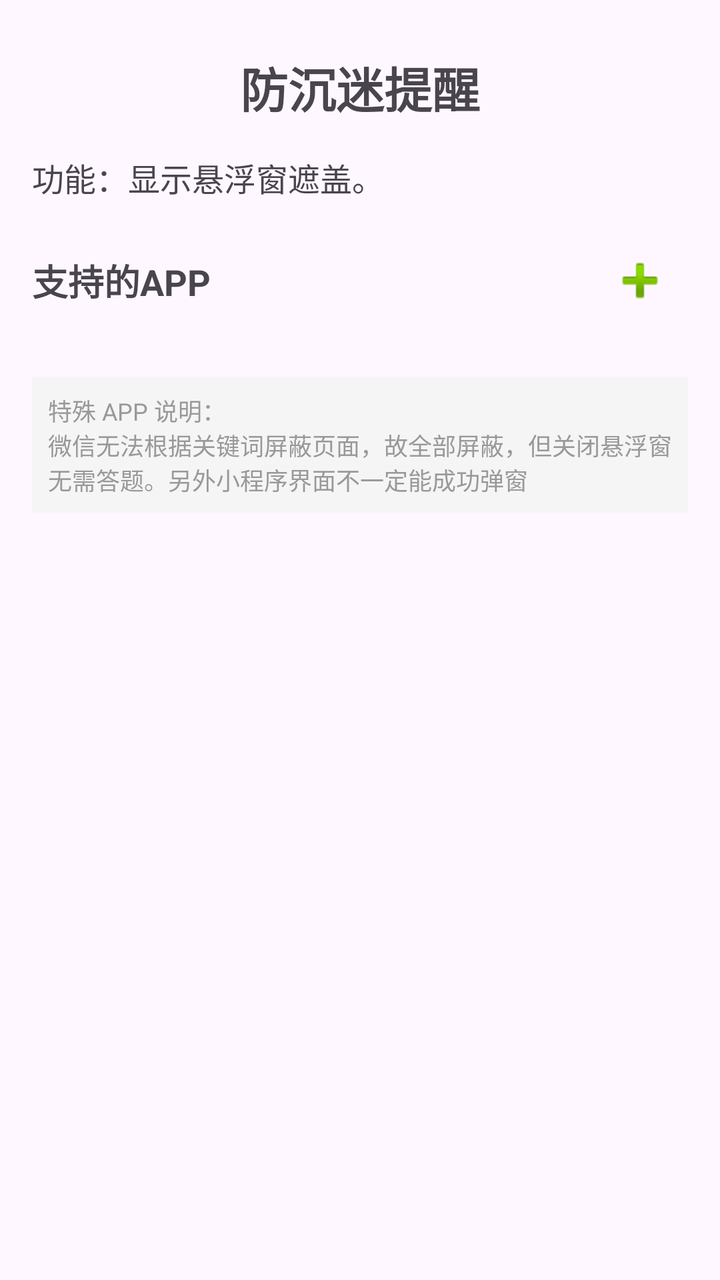
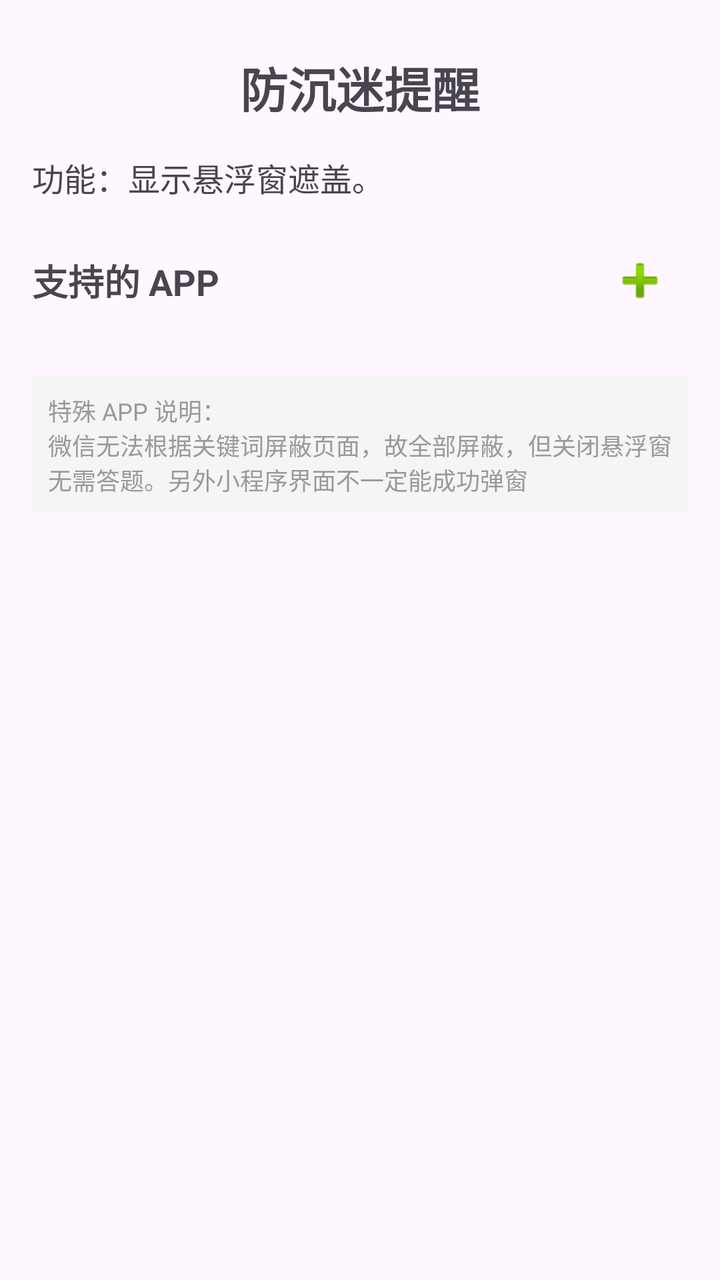

Before-and-after screenshots of an Android layout around one commit, followed by the original layout XML and the change that was made.
<!-- AndroidManifest.xml: application theme Theme.Basic -->
<!-- res/layout/fragment_home.xml -->
<?xml version="1.0" encoding="utf-8"?>
<ScrollView xmlns:android="http://schemas.android.com/apk/res/android"
    xmlns:app="http://schemas.android.com/apk/res-auto"
    android:layout_width="match_parent"
    android:layout_height="match_parent"
    android:fillViewport="true">

    <androidx.constraintlayout.widget.ConstraintLayout
        android:layout_width="match_parent"
        android:layout_height="wrap_content"
        android:paddingStart="16dp"
        android:paddingEnd="16dp"
        android:paddingTop="16dp"
        android:paddingBottom="16dp">

        <TextView
            android:id="@+id/tv_title"
            android:layout_width="wrap_content"
            android:layout_height="wrap_content"
            android:text="防沉迷提醒"
            android:layout_marginTop="10dp"
            android:layout_marginBottom="16dp"
            android:textSize="24sp"
            android:textStyle="bold"
            app:layout_constraintBottom_toTopOf="@+id/tv_description"
            app:layout_constraintEnd_toEndOf="parent"
            app:layout_constraintStart_toStartOf="parent"
            app:layout_constraintTop_toTopOf="parent"
            app:layout_constraintVertical_chainStyle="packed" />

        <TextView
            android:id="@+id/tv_description"
            android:layout_width="0dp"
            android:layout_height="wrap_content"
            android:layout_marginTop="16dp"
            android:text="功能：显示悬浮窗遮盖。"
            android:textAlignment="viewStart"
            android:textSize="16sp"
            app:layout_constraintBottom_toTopOf="@+id/tv_apps_subtitle"
            app:layout_constraintEnd_toEndOf="parent"
            app:layout_constraintStart_toStartOf="parent"
            app:layout_constraintTop_toBottomOf="@+id/tv_title" />

        <LinearLayout
            android:id="@+id/ll_apps_header"
            android:layout_width="0dp"
            android:layout_height="wrap_content"
            android:layout_marginTop="16dp"
            android:orientation="horizontal"
            android:gravity="center_vertical"
            app:layout_constraintEnd_toEndOf="parent"
            app:layout_constraintStart_toStartOf="parent"
            app:layout_constraintTop_toBottomOf="@id/tv_description">

            <TextView
                android:id="@+id/tv_apps_subtitle"
                android:layout_width="0dp"
                android:layout_height="wrap_content"
                android:layout_weight="1"
                android:text="支持的APP"
                android:textSize="18sp"
                android:textStyle="bold" />

            <ImageButton
                android:id="@+id/btn_add_app"
                android:layout_width="48dp"
                android:layout_height="48dp"
                android:background="?attr/selectableItemBackgroundBorderless"
                android:src="@android:drawable/ic_input_add"
                android:contentDescription="添加APP"
                android:scaleType="centerInside" />

        </LinearLayout>

        <androidx.recyclerview.widget.RecyclerView
            android:id="@+id/rv_app_cards"
            android:layout_width="0dp"
            android:layout_height="wrap_content"
            android:layout_marginTop="8dp"
            android:layout_marginBottom="8dp"
            android:nestedScrollingEnabled="false"
            app:layout_constraintEnd_toEndOf="parent"
            app:layout_constraintStart_toStartOf="parent"
            app:layout_constraintTop_toBottomOf="@+id/ll_apps_header"
            app:layout_constraintBottom_toTopOf="@+id/tv_remark" />

        <TextView
            android:id="@+id/tv_remark"
            android:layout_width="0dp"
            android:layout_height="wrap_content"
            android:layout_marginTop="16dp"
            android:text="特殊 APP 说明：\n微信无法根据关键词屏蔽页面，故全部屏蔽，但关闭悬浮窗无需答题。另外小程序界面不一定能成功弹窗"
            android:textSize="12sp"
            android:textColor="#999999"
            android:gravity="left"
            android:padding="8dp"
            android:background="#F5F5F5"
            app:layout_constraintEnd_toEndOf="parent"
            app:layout_constraintStart_toStartOf="parent"
            app:layout_constraintTop_toBottomOf="@+id/rv_app_cards" />

    </androidx.constraintlayout.widget.ConstraintLayout>

</ScrollView>
<!-- resources referenced by this layout -->
<resources>
  <style name="Theme.Basic" parent="Base.Theme.Basic" />
  <style name="Base.Theme.Basic" parent="Theme.Material3.DayNight.NoActionBar">
          
          
      </style>
</resources>

<!-- the commit's change to res/layout/fragment_home.xml (unified diff, before → after) -->
@@ -57,7 +57,7 @@
                 android:layout_width="0dp"
                 android:layout_height="wrap_content"
                 android:layout_weight="1"
-                android:text="支持的APP"
+                android:text="支持的 APP"
                 android:textSize="18sp"
                 android:textStyle="bold" />
 
@@ -67,7 +67,7 @@
                 android:layout_height="48dp"
                 android:background="?attr/selectableItemBackgroundBorderless"
                 android:src="@android:drawable/ic_input_add"
-                android:contentDescription="添加APP"
+                android:contentDescription="添加 APP"
                 android:scaleType="centerInside" />
 
         </LinearLayout>
